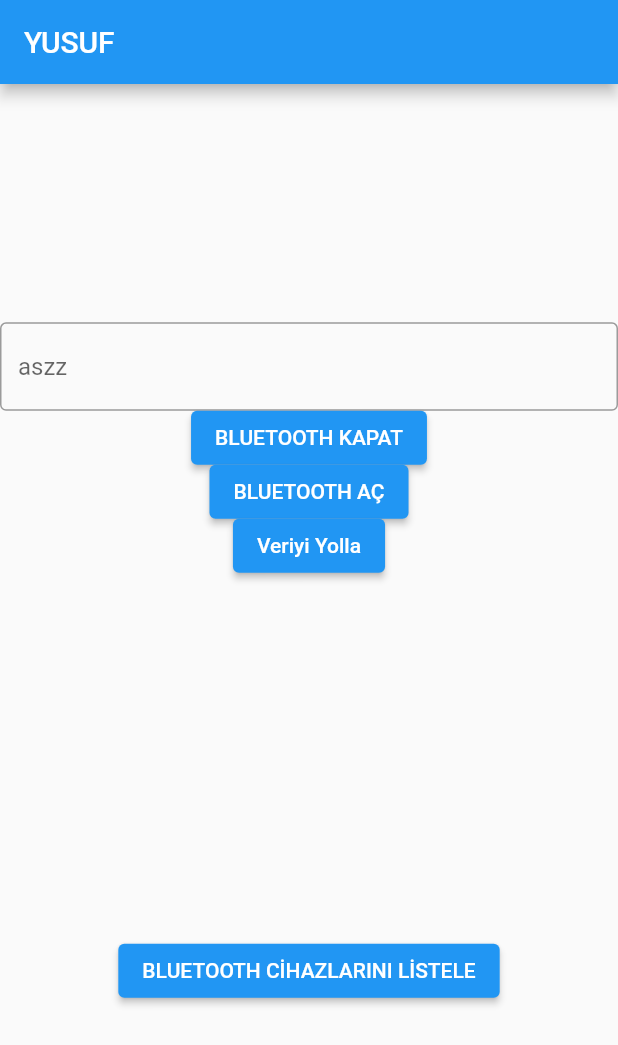
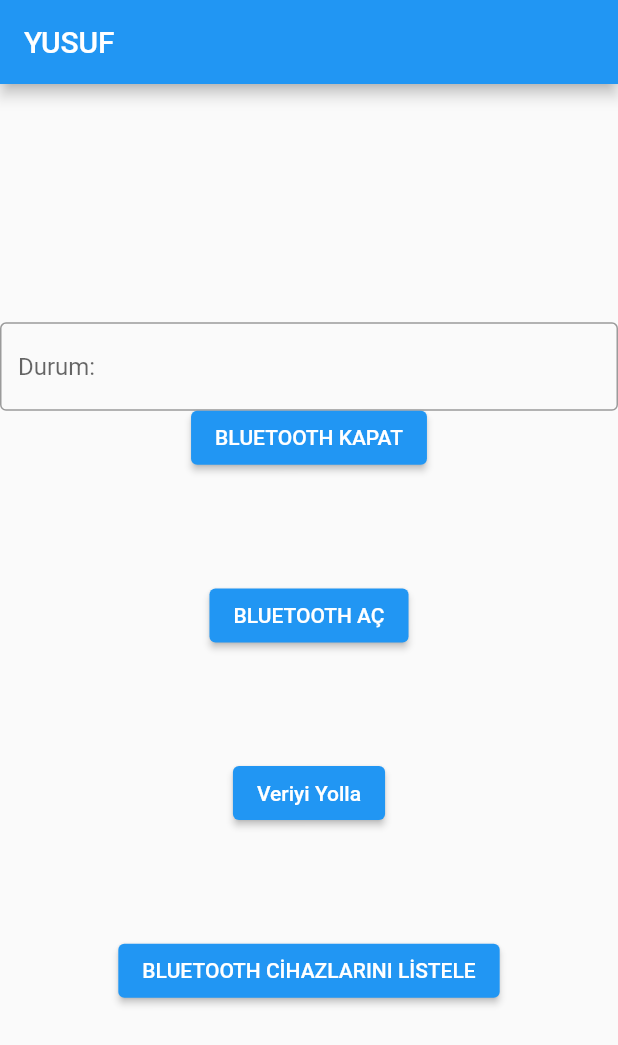
Before and after one commit to yusuf7855/yeniblue, a Flutter app: the screen it shows after launch, on a phone screen of 412 x 824 dp. Shown: the top 1045 px of the screen. Run offline on Flutter 3.47's test engine with Material 2 defaults, Android fonts, the light colour scheme and no system bars; our stand-ins replace flutter_bluetooth_serial.

Commit message:
yorum satırları eklendi ama çalışmıyor hala

```diff
--- a/lib/main.dart
+++ b/lib/main.dart
@@ -32,7 +32,8 @@ class Anasayfa extends StatefulWidget {
 
 class _AnasayfaState extends State<Anasayfa> {
   bool kontrol = false;
-  var stateD = "aszz";
+  var stateD = "Durum: ";
+
   BluetoothConnection? connection;
 
   @override
@@ -73,20 +74,26 @@ class _AnasayfaState extends State<Anasayfa> {
               },
               child: const Text("BLUETOOTH KAPAT"),
             ),
-            ElevatedButton(
+            Padding(
+              padding: EdgeInsets.only(top: MediaQuery.of(context).size.height * 0.1),
+              child: ElevatedButton(
                 onPressed: () {
                   enableBluetooth();
                 },
                 child: const Text("BLUETOOTH AÇ"),
               ),
-            ElevatedButton(
+            ),
+            Padding(
+              padding:EdgeInsets.only(top: MediaQuery.of(context).size.height * 0.1),
+              child: ElevatedButton(
                 onPressed: () {
                   sendBluetoothData(context);
                 },
                 child: const Text("Veriyi Yolla"),
               ),
+            ),
             Padding(
-              padding: EdgeInsets.only(top: MediaQuery.of(context).size.height * 0.3),
+              padding: EdgeInsets.only(top: MediaQuery.of(context).size.height * 0.1),
               child: Expanded(
                 child: ElevatedButton(
                   onPressed: () {
@@ -103,40 +110,45 @@ class _AnasayfaState extends State<Anasayfa> {
   }
 
   void _navigateToBluetoothPage(BuildContext context) async {
-    BluetoothDevice? selectedDevice = await Navigator.push(
+    BluetoothDevice? selectedDevice = await Navigator.push( // BluetoothPage'e yönlendirme yapılıyor ve seçilen cihaz döndürülüyor
       context,
       MaterialPageRoute(builder: (context) => BluetoothPage()),
     );
-    if (selectedDevice != null) {
+    if (selectedDevice != null) {  // Seçilen bir cihaz varsa, cihaza bağlanılıyor
       _connectToDevice(selectedDevice);
     }
   }
 
   Future<void> _connectToDevice(BluetoothDevice device) async {
     try {
+      // Bluetooth cihaza bağlanılıyor
       connection = await BluetoothConnection.toAddress(device.address);
+      // Bağlantı başarılı olduğunda durum güncelleniyor
       setState(() {
-        stateD = 'BAĞLANTI BAŞARILI';
+        stateD = 'Durum: BAĞLANTI BAŞARILI';
       });
-
+// Gelen veriler dinleniyor
       connection!.input!.listen((Uint8List data) {
         setState(() {
           print('Gelen veri: ${ascii.decode(data)}');
         });
-
+// Gelen veri tekrar gönderiliyor
         connection!.output.add(data); // Sending data
-
+// Gelen veride '!' karakteri varsa bağlantı kapatılıyor
         if (ascii.decode(data).contains('!')) {
           connection!.finish(); // Closing connection
+          // Bağlantı kapatıldığında durum güncelleniyor
           setState(() {
-            stateD = 'BAĞLANTI KESİLDİ';
+            stateD = 'Durum: BAĞLANTI KESİLDİ';
           });
         }
       }).onDone(() {
+        // Veri akışı tamamlandığında durum güncelleniyor
         setState(() {
-          stateD = 'BAĞLANTI KESİLDİ';
+          stateD = 'Durum: BAĞLANTI KESİLDİ';
         });
       });
+      // Bağlantı hatası durumunda durum güncelleniyor
     } catch (exception) {
       setState(() {
         stateD = 'Bağlanamıyor';
@@ -161,7 +173,10 @@ class _BluetoothPageState extends State<BluetoothPage> {
 
   Future<void> _getBluetoothDevices() async {
     try {
+      // Eşleştirilmiş Bluetooth cihazları alınıyor
       List<BluetoothDevice> devices = await FlutterBluetoothSerial.instance.getBondedDevices();
+
+      // Cihaz listesi güncelleniyor
       setState(() {
         _devices = devices;
       });
@@ -182,6 +197,7 @@ class _BluetoothPageState extends State<BluetoothPage> {
           return ListTile(
             title: Text(_devices[index].name ?? ""),
             onTap: () {
+              // Seçilen cihaz geri döndürülüyor
               Navigator.pop(context, _devices[index]);
             },
           );
@@ -197,6 +213,7 @@ void enableBluetooth() async {
   bool? isEnabled = await flutterBluetoothSerial.isEnabled;
 
   if (isEnabled != null && !isEnabled) {
+    // Bluetooth'u etkinleştirmek için kullanıcıdan izin isteniyor
     await flutterBluetoothSerial.requestEnable();
   }
 }
@@ -207,12 +224,13 @@ void disableBluetooth() async {
   bool? isEnabled = await flutterBluetoothSerial.isEnabled;
 
   if (isEnabled != null && isEnabled) {
+    // Bluetooth'u devre dışı bırakmak için kullanıcıdan izin isteniyor
     await flutterBluetoothSerial.requestDisable();
   }
 }
 
 void sendBluetoothData(BuildContext context) async {
-  BluetoothConnection? connection;
+  BluetoothConnection? connection; // Bluetooth bağlantısı için değişken tanımlanıyor
 
   BluetoothDevice? selectedDevice = await Navigator.of(context).push(
     MaterialPageRoute(builder: (context) {
@@ -220,29 +238,32 @@ void sendBluetoothData(BuildContext context) async {
     }),
   );
 
+  // BluetoothPage'inden seçilen cihaz alınıyor
+
   if (selectedDevice != null) {
     try {
       connection = await BluetoothConnection.toAddress(selectedDevice.address);
+      // Seçilen cihazın adresine bağlantı yapılıyor
       print('Bağlantı kuruldu: ${selectedDevice.name}');
 
-      connection.output.add(Uint8List.fromList([0x01])); // Veriyi gönder
+      Uint8List dataToSend = Uint8List.fromList([0x01]);
+      connection.output.add(dataToSend); // Veri gönderiliyor
+      // 0x01 değerini veri olarak gönderir
 
       connection.input!.listen((Uint8List data) {
         print('Gelen veri: ${ascii.decode(data)}');
         connection!.output.add(data); // Veri gönderiliyor
-
-        if (ascii.decode(data).contains('!')) {
-          connection!.finish(); // Bağlantı kapatılıyor
-          print('Bağlantı kesildi');
-        }
+        // Gelen veriyi ekrana yazdırır ve tekrar gönderir
       }).onDone(() {
         print('Bağlantı kesildi');
+        // Veri alımı tamamlandığında bağlantı kesildiğini belirtir
       });
 
-      print('Veri gönderildi: ota ');
-
+      print('Veri gönderildi: 0x01');
+      // Veri başarıyla gönderildiğini belirtir
     } catch (error) {
       print('Bağlantı hatası: $error');
+      // Bağlantı hatası durumunda hata mesajı yazdırılır
     }
   }
 }
```
Lines whose indentation alone changed are shown as unchanged.
